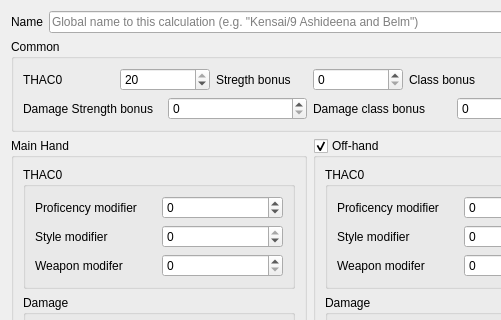
The window that damage-calculator/configuration.ui (moebiusproject/moebiustoolkit) describes before a commit, drawn with Qt 5; both pictures show x 0 to 501 and y 0 to 320 of the 619 by 942 pixel window.
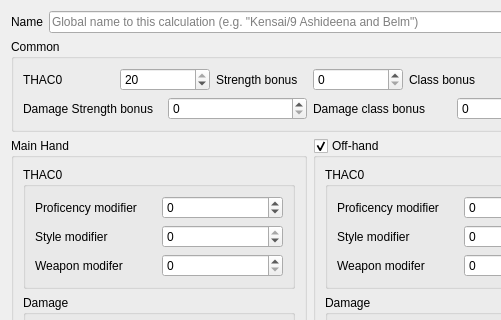
The same window after the commit.

```diff
--- a/damage-calculator/configuration.ui
+++ b/damage-calculator/configuration.ui
@@ -57,7 +57,7 @@
         <item>
          <widget class="QLabel" name="strengthThac0BonusLabel">
           <property name="text">
-           <string>Stregth bonus</string>
+           <string>Strength bonus</string>
           </property>
          </widget>
         </item>
```
